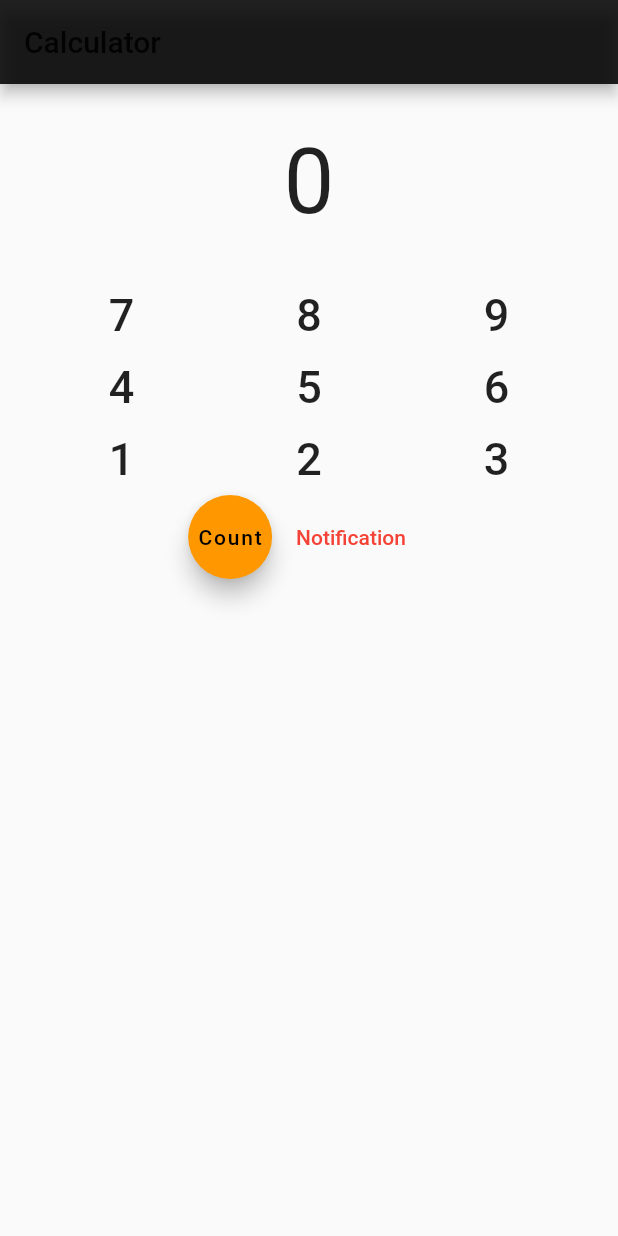
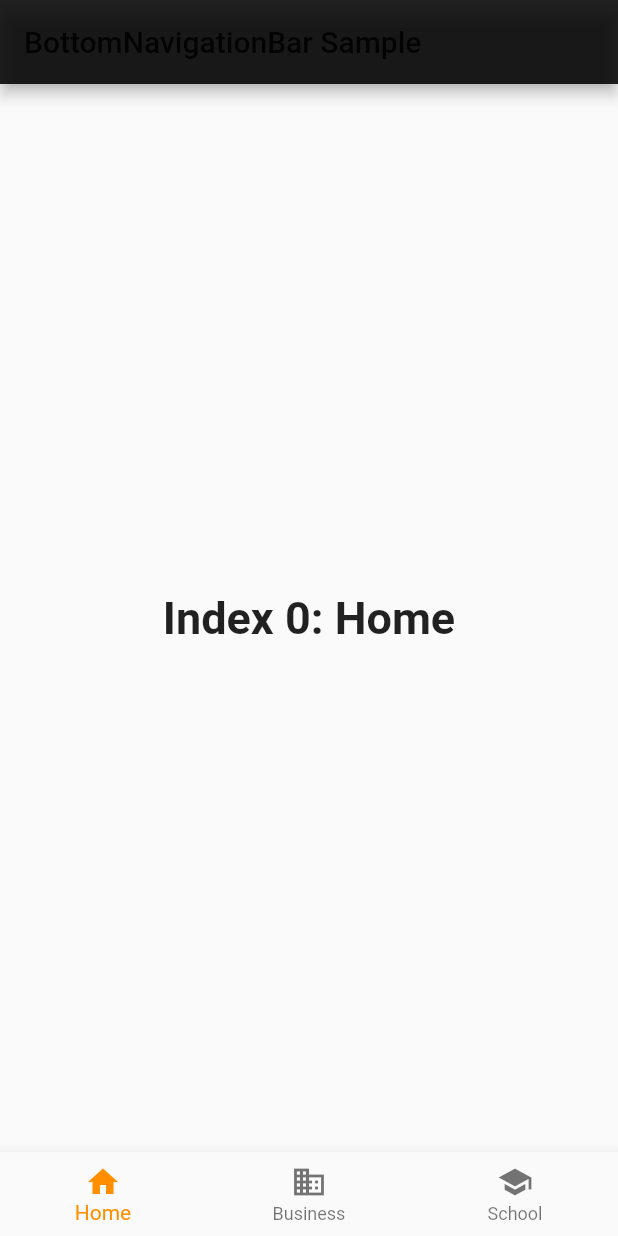
Before and after one commit to BeatMil/calculator, a Flutter app: the screen it shows after launch, on a phone screen of 412 x 824 dp. Run offline on Flutter 3.47's test engine with Material 2 defaults, Android fonts, the phone set to English and light mode, and no system bars; our stand-ins replace cloud_firestore; accounts and stored records are empty.

Commit message:
added bottomNav.dart (just testing) and delete test.dart (also testing)

```diff
--- /dev/null
+++ b/lib/bottomNav.dart
@@ -0,0 +1,67 @@
+import 'package:flutter/material.dart';
+
+
+class BottomNav extends StatefulWidget {
+  @override
+  State<StatefulWidget> createState() {
+    return BottomNavState();
+  }
+}
+
+class BottomNavState extends State<BottomNav> {
+  int _selectedIndex = 0;
+  static const TextStyle optionStyle = TextStyle(fontSize: 30, fontWeight: FontWeight.bold);
+  static const List<Widget> _widgetOptions = <Widget>[
+  Text(
+    'Index 0: Home',
+    style: optionStyle,
+  ),
+  Text(
+     'Index 1: Business',
+     style: optionStyle,
+  ),
+  Text(
+     'Index 2: School',
+     style: optionStyle,
+  ),
+];
+
+void _onItemTapped(int index) {
+  setState(() {
+    _selectedIndex = index;
+  });
+}
+
+@override
+Widget build(BuildContext context) {
+  return Scaffold(
+    appBar: AppBar(
+      title: const Text('BottomNavigationBar Sample'),
+    ),
+    body: Center(
+      child: _widgetOptions.elementAt(_selectedIndex),
+    ),
+    bottomNavigationBar: BottomNavigationBar(
+      items: const <BottomNavigationBarItem>[
+        BottomNavigationBarItem(
+          icon: Icon(Icons.home),
+          title: Text('Home'),
+        ),
+        BottomNavigationBarItem(
+          icon: Icon(Icons.business),
+          title: Text('Business'),
+        ),
+        BottomNavigationBarItem(
+          icon: Icon(Icons.school),
+          title: Text('School'),
+        ),
+      ],
+      currentIndex: _selectedIndex,
+      selectedItemColor: Colors.amber[800],
+      onTap: _onItemTapped,
+    ),
+  );
+}
+
+
+}
--- a/lib/main.dart
+++ b/lib/main.dart
@@ -1,6 +1,7 @@
 import 'package:flutter/material.dart';
+import './bottomNav.dart';
+import './cal.dart';
 
-import './cal.dart';
 
 void main() => runApp(MyApp());
 
@@ -18,7 +19,7 @@ class MyApp extends StatelessWidget {
         textTheme: TextTheme(title: TextStyle(color: Colors.white)),
         iconTheme: IconThemeData(color: Colors.white54)
       ),
-      home: Calculator(),
+      home: BottomNav(),
     );
   }
 }
```
Also changed, not shown: lib/test.dart (deleted, +0 -58 lines).
